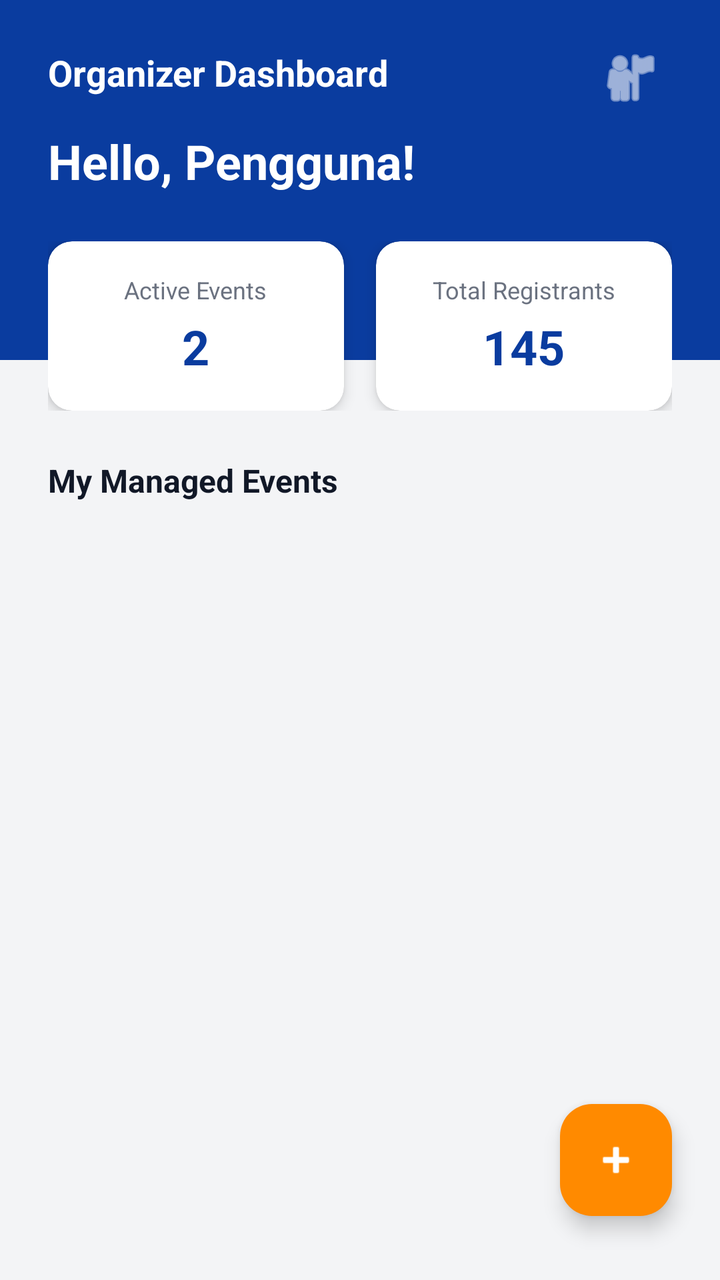
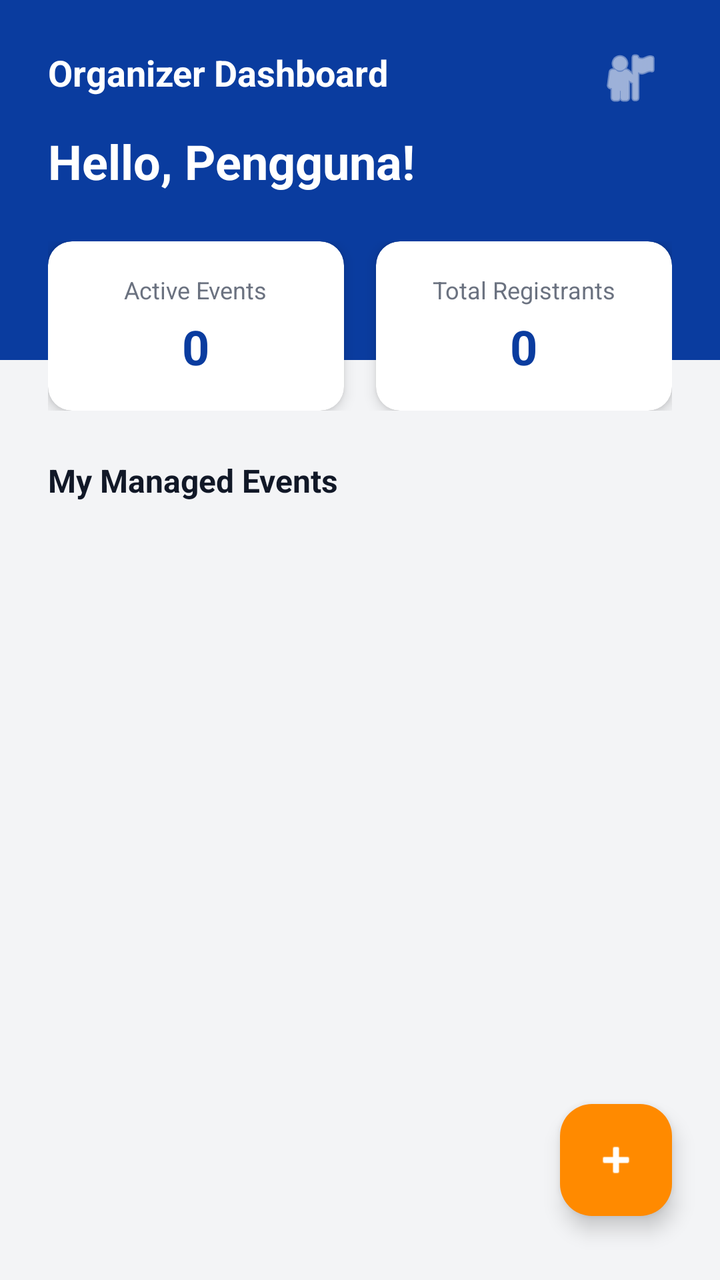

The first picture is an Android layout as it rendered before a commit; the second is the same layout after the commit. The layout source and the unified diff follow.
<!-- AndroidManifest.xml: application theme Theme.CampusConnectProject -->
<!-- res/layout/activity_dashboard_panitia.xml -->
<?xml version="1.0" encoding="utf-8"?>
<androidx.constraintlayout.widget.ConstraintLayout
    xmlns:android="http://schemas.android.com/apk/res/android"
    xmlns:app="http://schemas.android.com/apk/res-auto"
    xmlns:tools="http://schemas.android.com/tools"
    android:layout_width="match_parent"
    android:layout_height="match_parent"
    android:background="#F3F4F6"
    tools:context=".ui.panitia.DashboardPanitiaActivity">

    
    <View
        android:id="@+id/headerBackground"
        android:layout_width="match_parent"
        android:layout_height="180dp"
        android:background="#0A3C9F"
        app:layout_constraintTop_toTopOf="parent" />

    <TextView
        android:id="@+id/tvDashboardTitle"
        android:layout_width="wrap_content"
        android:layout_height="wrap_content"
        android:layout_marginStart="24dp"
        android:layout_marginTop="24dp"
        android:text="Organizer Dashboard"
        android:textColor="#FFFFFF"
        android:textSize="18sp"
        android:textStyle="bold"
        app:layout_constraintStart_toStartOf="parent"
        app:layout_constraintTop_toTopOf="parent" />

    <ImageButton
        android:id="@+id/btnOpenProfile"
        android:layout_width="42dp"
        android:layout_height="42dp"
        android:layout_marginTop="18dp"
        android:layout_marginEnd="24dp"
        android:background="?attr/selectableItemBackgroundBorderless"
        android:contentDescription="Profile"
        android:padding="8dp"
        android:src="@android:drawable/ic_menu_myplaces"
        app:layout_constraintEnd_toEndOf="parent"
        app:layout_constraintTop_toTopOf="parent"
        app:tint="#FFFFFF" />

    <TextView
        android:id="@+id/tvPanitiaName"
        android:layout_width="wrap_content"
        android:layout_height="wrap_content"
        android:layout_marginStart="24dp"
        android:layout_marginTop="16dp"
        android:text="Hello, Pengguna!"
        android:textColor="#FFFFFF"
        android:textSize="24sp"
        android:textStyle="bold"
        app:layout_constraintStart_toStartOf="parent"
        app:layout_constraintTop_toBottomOf="@id/tvDashboardTitle" />

    
    <LinearLayout
        android:id="@+id/layoutStats"
        android:layout_width="match_parent"
        android:layout_height="wrap_content"
        android:layout_marginHorizontal="24dp"
        android:layout_marginTop="24dp"
        android:orientation="horizontal"
        app:layout_constraintTop_toBottomOf="@id/tvPanitiaName">

        
        <androidx.cardview.widget.CardView
            android:layout_width="0dp"
            android:layout_height="wrap_content"
            android:layout_weight="1"
            android:layout_marginEnd="8dp"
            app:cardCornerRadius="12dp"
            app:cardElevation="4dp">

            <LinearLayout
                android:layout_width="match_parent"
                android:layout_height="wrap_content"
                android:orientation="vertical"
                android:padding="16dp"
                android:gravity="center">

                <TextView
                    android:layout_width="wrap_content"
                    android:layout_height="wrap_content"
                    android:text="Active Events"
                    android:textColor="#6B7280"
                    android:textSize="12sp" />

                <TextView
                    android:id="@+id/tvTotalEvents"
                    android:layout_width="wrap_content"
                    android:layout_height="wrap_content"
                    android:text="2"
                    android:textColor="#0A3C9F"
                    android:textSize="24sp"
                    android:textStyle="bold"
                    android:layout_marginTop="4dp"/>
            </LinearLayout>
        </androidx.cardview.widget.CardView>

        
        <androidx.cardview.widget.CardView
            android:layout_width="0dp"
            android:layout_height="wrap_content"
            android:layout_weight="1"
            android:layout_marginStart="8dp"
            app:cardCornerRadius="12dp"
            app:cardElevation="4dp">

            <LinearLayout
                android:layout_width="match_parent"
                android:layout_height="wrap_content"
                android:orientation="vertical"
                android:padding="16dp"
                android:gravity="center">

                <TextView
                    android:layout_width="wrap_content"
                    android:layout_height="wrap_content"
                    android:text="Total Registrants"
                    android:textColor="#6B7280"
                    android:textSize="12sp" />

                <TextView
                    android:id="@+id/tvTotalRegistrants"
                    android:layout_width="wrap_content"
                    android:layout_height="wrap_content"
                    android:text="145"
                    android:textColor="#0A3C9F"
                    android:textSize="24sp"
                    android:textStyle="bold"
                    android:layout_marginTop="4dp"/>
            </LinearLayout>
        </androidx.cardview.widget.CardView>
    </LinearLayout>

    <TextView
        android:id="@+id/tvMyEventsLabel"
        android:layout_width="wrap_content"
        android:layout_height="wrap_content"
        android:layout_marginStart="24dp"
        android:layout_marginTop="24dp"
        android:text="My Managed Events"
        android:textColor="#111827"
        android:textSize="16sp"
        android:textStyle="bold"
        app:layout_constraintStart_toStartOf="parent"
        app:layout_constraintTop_toBottomOf="@id/layoutStats" />

    
    <androidx.recyclerview.widget.RecyclerView
        android:id="@+id/rvPanitiaEvents"
        android:layout_width="match_parent"
        android:layout_height="0dp"
        android:layout_marginTop="12dp"
        app:layout_constraintBottom_toBottomOf="parent"
        app:layout_constraintTop_toBottomOf="@id/tvMyEventsLabel"
        tools:listitem="@layout/item_event" />

    
    <com.google.android.material.floatingactionbutton.FloatingActionButton
        android:id="@+id/fabAddEvent"
        android:layout_width="wrap_content"
        android:layout_height="wrap_content"
        android:layout_marginEnd="24dp"
        android:layout_marginBottom="32dp"
        android:backgroundTint="#FF8A00"
        android:src="@android:drawable/ic_input_add"
        app:tint="#FFFFFF"
        app:layout_constraintBottom_toBottomOf="parent"
        app:layout_constraintEnd_toEndOf="parent" />

</androidx.constraintlayout.widget.ConstraintLayout>
<!-- res/layout/item_event.xml (included above) -->
<?xml version="1.0" encoding="utf-8"?>
<androidx.cardview.widget.CardView
    xmlns:android="http://schemas.android.com/apk/res/android"
    xmlns:app="http://schemas.android.com/apk/res-auto"
    android:layout_width="match_parent"
    android:layout_height="wrap_content"
    android:layout_marginHorizontal="24dp"
    android:layout_marginTop="8dp"
    android:layout_marginBottom="16dp"
    app:cardCornerRadius="16dp"
    app:cardElevation="4dp">

    <LinearLayout
        android:layout_width="match_parent"
        android:layout_height="wrap_content"
        android:orientation="vertical"
        android:paddingBottom="16dp">

        <ImageView
            android:id="@+id/ivEventPoster"
            android:layout_width="match_parent"
            android:layout_height="180dp"
            android:background="#374151"
            android:scaleType="centerCrop" />

        <LinearLayout
            android:layout_width="match_parent"
            android:layout_height="wrap_content"
            android:orientation="vertical"
            android:padding="16dp">

            <RelativeLayout
                android:layout_width="match_parent"
                android:layout_height="wrap_content">
                <TextView
                    android:id="@+id/tvEventCategory"
                    android:layout_width="wrap_content"
                    android:layout_height="wrap_content"
                    android:text="COMPETITION"
                    android:textColor="#0047A5"
                    android:textSize="10sp"
                    android:textStyle="bold" />
                <TextView
                    android:id="@+id/tvEventDate"
                    android:layout_width="wrap_content"
                    android:layout_height="wrap_content"
                    android:layout_alignParentEnd="true"
                    android:text="Oct 24, 2026"
                    android:textColor="#6B7280"
                    android:textSize="10sp" />
            </RelativeLayout>

            <TextView
                android:id="@+id/tvEventTitle"
                android:layout_width="match_parent"
                android:layout_height="wrap_content"
                android:layout_marginTop="8dp"
                android:text="Annual Inter-University Hackathon"
                android:textColor="#111827"
                android:textSize="16sp"
                android:textStyle="bold" />

            <TextView
                android:id="@+id/tvEventDesc"
                android:layout_width="match_parent"
                android:layout_height="wrap_content"
                android:layout_marginTop="8dp"
                android:maxLines="2"
                android:ellipsize="end"
                android:text="Join over 500 developers for 48 hours of building, learning, and networking..."
                android:textColor="#6B7280"
                android:textSize="12sp" />

            <RelativeLayout
                android:layout_width="match_parent"
                android:layout_height="wrap_content"
                android:layout_marginTop="16dp">
                <TextView
                    android:id="@+id/tvEventCapacity"
                    android:layout_width="wrap_content"
                    android:layout_height="wrap_content"
                    android:text="Capacity: 485/500"
                    android:textColor="#6B7280"
                    android:textSize="10sp" />
                <TextView
                    android:id="@+id/tvEventPercentage"
                    android:layout_width="wrap_content"
                    android:layout_height="wrap_content"
                    android:layout_alignParentEnd="true"
                    android:text="97% Full"
                    android:textColor="#6B7280"
                    android:textSize="10sp" />
            </RelativeLayout>

            <ProgressBar
                android:id="@+id/pbEventCapacity"
                style="?android:attr/progressBarStyleHorizontal"
                android:layout_width="match_parent"
                android:layout_height="8dp"
                android:layout_marginTop="4dp"
                android:progress="97"
                android:progressTint="#B45309" />

            <Button
                android:id="@+id/btnRegisterEvent"
                android:layout_width="match_parent"
                android:layout_height="50dp"
                android:layout_marginTop="16dp"
                android:backgroundTint="#0047A5"
                android:text="Register Now"
                android:textAllCaps="false"
                app:cornerRadius="8dp" />

            <Button
                android:id="@+id/btnViewDetails"
                android:layout_width="match_parent"
                android:layout_height="50dp"
                android:layout_marginTop="8dp"
                android:backgroundTint="#FFFFFF"
                android:text="View Details"
                android:textAllCaps="false"
                android:textColor="#0047A5"
                app:cornerRadius="8dp"
                app:strokeColor="#0047A5"
                app:strokeWidth="1dp" />
        </LinearLayout>
    </LinearLayout>
</androidx.cardview.widget.CardView>
<!-- resources referenced by this layout -->
<resources>
  <style name="Theme.CampusConnectProject" parent="Base.Theme.CampusConnectProject" />
  <style name="Base.Theme.CampusConnectProject" parent="Theme.Material3.DayNight.NoActionBar">
          
          
      </style>
</resources>

<!-- the commit's change to res/layout/activity_dashboard_panitia.xml (unified diff, before → after) -->
@@ -93,7 +93,7 @@
                     android:id="@+id/tvTotalEvents"
                     android:layout_width="wrap_content"
                     android:layout_height="wrap_content"
-                    android:text="2"
+                    android:text="0"
                     android:textColor="#0A3C9F"
                     android:textSize="24sp"
                     android:textStyle="bold"
@@ -128,7 +128,7 @@
                     android:id="@+id/tvTotalRegistrants"
                     android:layout_width="wrap_content"
                     android:layout_height="wrap_content"
-                    android:text="145"
+                    android:text="0"
                     android:textColor="#0A3C9F"
                     android:textSize="24sp"
                     android:textStyle="bold"
